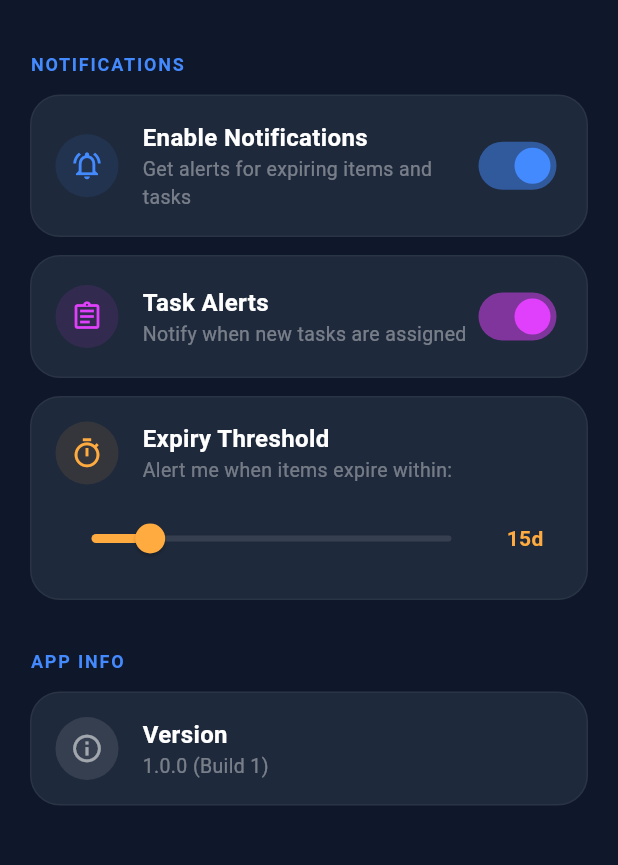
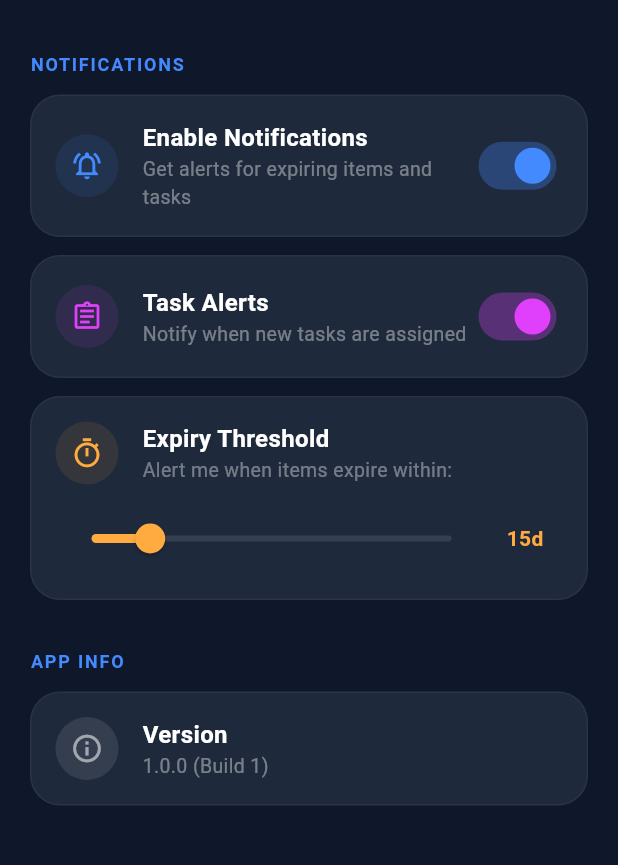
Before and after one commit to Aas112233/expiry-and-tasks-management-system, a Flutter app: the SettingsScreen screen opened by its route, on a phone screen of 412 x 824 dp, the part 63-928 px from its top. Run offline on Flutter 3.47's test engine with Material 3 defaults, Android fonts, the phone set to English and light mode, and no system bars; our stand-ins replace dio, flutter_local_notifications, flutter_secure_storage, permission_handler, shared_preferences, table_calendar; missing offline and left inert: mobile_scanner; accounts and stored records are empty.

Commit message:
fix(mobile): resolve deprecation warnings in settings screen

```diff
--- a/expiry_mobile/lib/screens/settings_screen.dart
+++ b/expiry_mobile/lib/screens/settings_screen.dart
@@ -35,7 +35,8 @@ class SettingsScreen extends StatelessWidget {
               trailing: Switch(
                 value: settings.notificationsEnabled,
                 onChanged: (val) => settings.toggleNotifications(val),
-                activeColor: Colors.blueAccent,
+                activeThumbColor: Colors.blueAccent,
+                activeTrackColor: Colors.blueAccent.withValues(alpha: 0.3),
               ),
             ),
             if (settings.notificationsEnabled) ...[
@@ -48,7 +49,8 @@ class SettingsScreen extends StatelessWidget {
                 trailing: Switch(
                   value: settings.taskNotifications,
                   onChanged: (val) => settings.toggleTaskNotifications(val),
-                  activeColor: Colors.purpleAccent,
+                  activeThumbColor: Colors.purpleAccent,
+                  activeTrackColor: Colors.purpleAccent.withValues(alpha: 0.3),
                 ),
               ),
               const SizedBox(height: 12),
@@ -93,14 +95,14 @@ class SettingsScreen extends StatelessWidget {
       decoration: BoxDecoration(
         color: const Color(0xFF1E293B),
         borderRadius: BorderRadius.circular(20),
-        border: Border.all(color: Colors.white.withOpacity(0.05)),
+        border: Border.all(color: Colors.white.withValues(alpha: 0.05)),
       ),
       child: Row(
         children: [
           Container(
             padding: const EdgeInsets.all(10),
             decoration: BoxDecoration(
-              color: iconColor.withOpacity(0.1),
+              color: iconColor.withValues(alpha: 0.1),
               shape: BoxShape.circle,
             ),
             child: Icon(icon, color: iconColor, size: 22),
@@ -117,7 +119,8 @@ class SettingsScreen extends StatelessWidget {
                         fontSize: 16)),
                 Text(subtitle,
                     style: TextStyle(
-                        color: Colors.white.withOpacity(0.4), fontSize: 13)),
+                        color: Colors.white.withValues(alpha: 0.4),
+                        fontSize: 13)),
               ],
             ),
           ),
@@ -133,7 +136,7 @@ class SettingsScreen extends StatelessWidget {
       decoration: BoxDecoration(
         color: const Color(0xFF1E293B),
         borderRadius: BorderRadius.circular(20),
-        border: Border.all(color: Colors.white.withOpacity(0.05)),
+        border: Border.all(color: Colors.white.withValues(alpha: 0.05)),
       ),
       child: Column(
         crossAxisAlignment: CrossAxisAlignment.start,
@@ -175,7 +178,7 @@ class SettingsScreen extends StatelessWidget {
                     activeTrackColor: Colors.orangeAccent,
                     inactiveTrackColor: Colors.white10,
                     thumbColor: Colors.orangeAccent,
-                    overlayColor: Colors.orangeAccent.withOpacity(0.2),
+                    overlayColor: Colors.orangeAccent.withValues(alpha: 0.2),
                     valueIndicatorColor: Colors.orangeAccent,
                     valueIndicatorTextStyle: const TextStyle(
                         color: Colors.black, fontWeight: FontWeight.bold),
```
